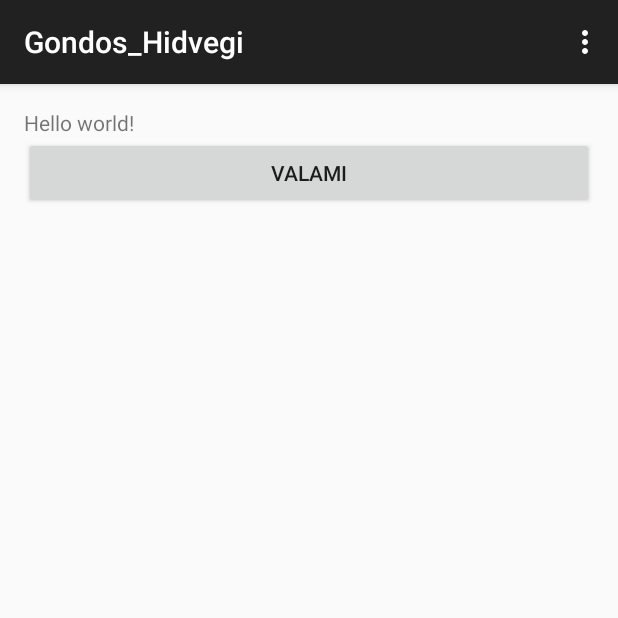
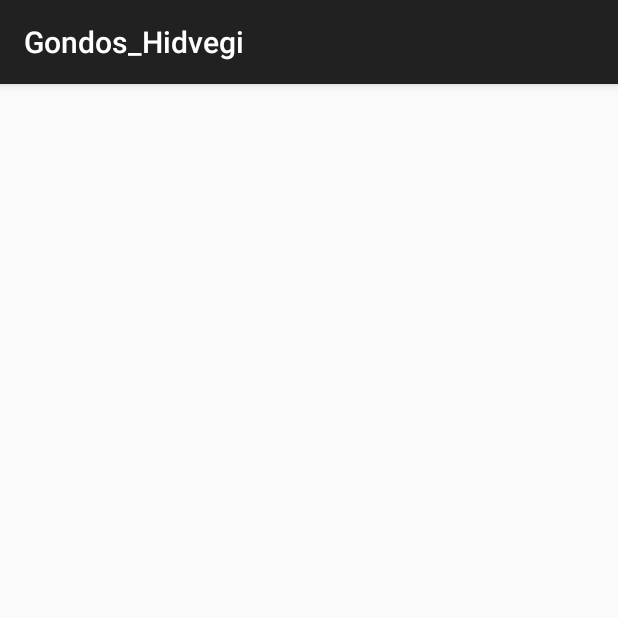
Before and after one commit to balintgondos/Gondos_Hidvegi, an Android app: the screen it shows after launch (MainActivity), on a phone screen of 412 x 824 dp, the top half of it. Run offline under Robolectric (Android 15) with nearby library versions, the phone set to English and light mode, and no system bars.

Commit message:
Bekerültek az első UI elemek 2

```diff
--- a/app/src/main/java/hu/uniobuda/nik/gondos_hidvegi/MainActivity.java
+++ b/app/src/main/java/hu/uniobuda/nik/gondos_hidvegi/MainActivity.java
@@ -18,39 +18,5 @@ public class MainActivity extends ActionBarActivity {
 
     }
 
-    private void onClick(View v)
-    {
-        if(v.getId()==R.id.button1)
-        {
-            Toast.makeText(this,"asd",Toast.LENGTH_LONG).show();
 
-        }
-
-    }
-
-    //elso
-    @Override
-    public boolean onCreateOptionsMenu(Menu menu) {
-        // Inflate the menu; this adds items to the action bar if it is present.
-        getMenuInflater().inflate(R.menu.menu_main, menu);
-        return true;
-
-    }
-
-
-
-    @Override
-    public boolean onOptionsItemSelected(MenuItem item) {
-        // Handle action bar item clicks here. The action bar will
-        // automatically handle clicks on the Home/Up button, so long
-        // as you specify a parent activity in AndroidManifest.xml.
-        int id = item.getItemId();
-
-        //noinspection SimplifiableIfStatement
-        if (id == R.id.action_settings) {
-            return true;
-        }
-
-        return super.onOptionsItemSelected(item);
-    }
 }
--- a/app/src/main/res/drawable/hatter.xml
+++ b/app/src/main/res/drawable/hatter.xml
@@ -24,7 +24,7 @@
 
     <!-- Here is the corner radius -->
     <corners
-        android:radius="20dp"   >
+        android:radius="40dp"   >
     </corners>
 
 </shape>
--- a/app/src/main/res/layout/activity_main.xml
+++ b/app/src/main/res/layout/activity_main.xml
@@ -5,16 +5,6 @@
     android:paddingTop="@dimen/activity_vertical_margin"
     android:paddingBottom="@dimen/activity_vertical_margin" tools:context=".MainActivity">
 
-    <TextView
-        android:id="@+id/tv1"
-        android:text="@string/hello_world" android:layout_width="wrap_content"
-        android:layout_height="wrap_content" />
-    <Button
-        android:id="@+id/button1"
-        android:layout_width="match_parent"
-        android:layout_height="wrap_content"
-        android:text="valami"
-        android:layout_below="@id/tv1"
-        android:onClick="onClick"/>
+
 
 </RelativeLayout>
```
